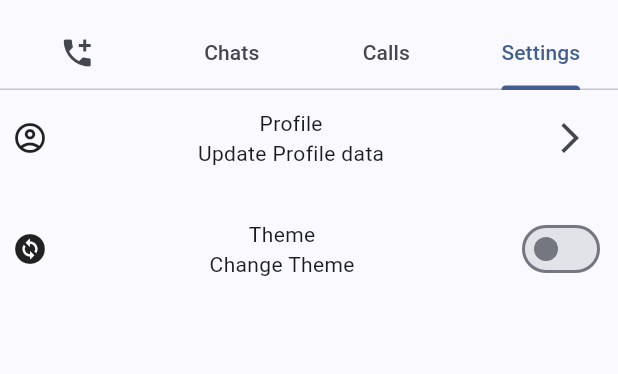
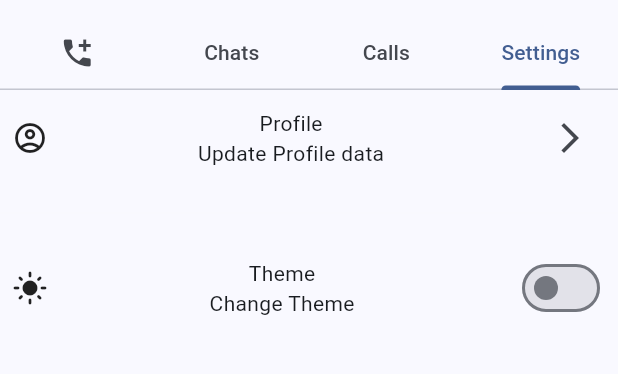
Before and after one commit to shitalchauhan769/platform-convertor, a Flutter app: the screen it shows after launch, tab 3 chosen, on a phone screen of 412 x 824 dp, the part 66-440 px from its top. Run offline on Flutter 3.47's test engine with Material 3 defaults, Android fonts, the phone set to English and light mode, and no system bars; our stand-ins replace image_picker, shared_preferences.

Commit message:
12-8-2024

```diff
--- a/lib/screen/call/view/call_android_screen.dart
+++ b/lib/screen/call/view/call_android_screen.dart
@@ -52,7 +52,7 @@ class _CallAndroidScreenState extends State<CallAndroidScreen> {
                           String link =
                               "tel:+91${providerW!.ContactList[index].no}";
                           await launchUrl(Uri.parse(link));
-                        }, icon: Icon(Icons.call))
+                        }, icon: const Icon(Icons.call))
 
 
                       ],
--- a/lib/screen/chats/view/chats_ios_screen.dart
+++ b/lib/screen/chats/view/chats_ios_screen.dart
@@ -23,7 +23,9 @@ class _ChatsIosScreenState extends State<ChatsIosScreen> {
       child: ListView.builder(
         itemCount:providerW!.ContactList.length ,
         itemBuilder: (context, index) =>
-            Column(
+            Padding(
+              padding: const EdgeInsets.all(8.0),
+              child: Column(
                 children: [
                   Padding(
                     padding: const EdgeInsets.all(5.0),
@@ -50,6 +52,7 @@ class _ChatsIosScreenState extends State<ChatsIosScreen> {
                     ),
                   ),
                 ],
+              ),
             )
       ),
     ));
--- a/lib/screen/home/view/home_android_screen.dart
+++ b/lib/screen/home/view/home_android_screen.dart
@@ -23,7 +23,7 @@ class _HomeAndroidScreenState extends State<HomeAndroidScreen> {
       length: 4,
       child: Scaffold(
         appBar: AppBar(
-          title: Text("Platform Convertor"),
+          title: const Text("Platform Convertor"),
           actions: [
             Switch(value:providerW.isIos , onChanged: (value) {
               providerR.changeUi();
--- a/lib/screen/home/view/home_ios_screen.dart
+++ b/lib/screen/home/view/home_ios_screen.dart
@@ -21,7 +21,7 @@ class _HomeIosScreenState extends State<HomeIosScreen> {
     providerW=context.watch<HomeProvider>();
     return CupertinoPageScaffold(
       navigationBar: CupertinoNavigationBar(
-        middle: Text("Platform Convertor"),
+        middle: const Text("Platform Convertor",style: TextStyle(fontWeight: FontWeight.bold,fontSize: 20),),
         trailing: CupertinoSwitch(
           value: providerW.isIos,
           onChanged: (value) {
@@ -31,7 +31,7 @@ class _HomeIosScreenState extends State<HomeIosScreen> {
       ),
         child: CupertinoTabScaffold(
           tabBar: CupertinoTabBar(
-            items: [
+            items: const [
               BottomNavigationBarItem(icon: Icon(CupertinoIcons.person),label: "contact"),
               BottomNavigationBarItem(icon: Icon(CupertinoIcons.chat_bubble),label: "chats"),
               BottomNavigationBarItem(icon: Icon(CupertinoIcons.phone),label: "call"),
--- a/lib/screen/settings/view/setting_android_screen.dart
+++ b/lib/screen/settings/view/setting_android_screen.dart
@@ -1,5 +1,4 @@
 import 'dart:io';
-
 
 import 'package:flutter/material.dart';
 import 'package:image_picker/image_picker.dart';
@@ -16,12 +15,13 @@ class SettingAndroidScreen extends StatefulWidget {
 }
 
 class _SettingAndroidScreenState extends State<SettingAndroidScreen> {
-  HomeProvider? providerR ;
-  HomeProvider? providerW ;
-  TextEditingController txtname=TextEditingController();
-  TextEditingController txtdio=TextEditingController();
-  GlobalKey<FormState>formkey=GlobalKey<FormState>();
+  HomeProvider? providerR;
 
+  HomeProvider? providerW;
+
+  TextEditingController txtname = TextEditingController();
+  TextEditingController txtdio = TextEditingController();
+  GlobalKey<FormState> formkey = GlobalKey<FormState>();
 
   @override
   Widget build(BuildContext context) {
@@ -37,20 +37,26 @@ class _SettingAndroidScreenState extends State<SettingAndroidScreen> {
                 padding: const EdgeInsets.all(8.0),
                 child: Row(
                   children: [
-                    Icon(Icons.account_circle_outlined),
-                    Spacer(),
+                    const Icon(Icons.account_circle_outlined),
+                    const Spacer(),
                     const Column(
                       children: [
                         Text("Profile"),
                         Text("Update Profile data"),
                       ],
                     ),
-                    Spacer(),
+                    const Spacer(),
                     IconButton(
                       onPressed: () {
                         providerR!.changeProfile();
                       },
-                        icon: Icon(Icons.arrow_forward_ios_outlined)),
+                      icon: providerW!.isProfile
+                          ? const Icon(
+                              Icons.keyboard_arrow_down_sharp,
+                              size: 40,
+                            )
+                          : const Icon(Icons.arrow_forward_ios_outlined),
+                    ),
                   ],
                 ),
               ),
@@ -63,13 +69,14 @@ class _SettingAndroidScreenState extends State<SettingAndroidScreen> {
                       mainAxisAlignment: MainAxisAlignment.center,
                       children: [
                         CircleAvatar(
-                          backgroundImage: FileImage(File("${providerW!.selectedImage}")),
+                          backgroundImage:
+                              FileImage(File("${providerW!.selectedImage}")),
                           radius: 80,
-                          child:IconButton(
+                          child: IconButton(
                               onPressed: () async {
                                 ImagePicker picker = ImagePicker();
-                                XFile?  image =
-                                await picker.pickImage(source: ImageSource.gallery);
+                                XFile? image = await picker.pickImage(
+                                    source: ImageSource.gallery);
 
                                 providerR!.changeImage(image!.path);
                               },
@@ -87,10 +94,7 @@ class _SettingAndroidScreenState extends State<SettingAndroidScreen> {
                           decoration: const InputDecoration(
                               hintText: "name",
                               label: Text("Enter name"),
-                            border: OutlineInputBorder()
-                          ),
-
-
+                              border: OutlineInputBorder()),
                         ),
                         const SizedBox(
                           height: 20,
@@ -98,35 +102,31 @@ class _SettingAndroidScreenState extends State<SettingAndroidScreen> {
                         TextFormField(
                           controller: txtdio,
                           decoration: const InputDecoration(
-                            hintText: "biodata",
+                              hintText: "bayoData",
                               label: Text("Enter bio"),
-                            border: OutlineInputBorder()
-                          ),
+                              border: OutlineInputBorder()),
                         ),
                         Row(
                           mainAxisAlignment: MainAxisAlignment.center,
                           children: [
                             TextButton(
                               onPressed: () {
-                                if(formkey.currentState!.validate()) {
-
-                                  SettingModel s1= SettingModel(
-                                       name:txtname.text,
+                                if (formkey.currentState!.validate()) {
+                                  SettingModel s1 = SettingModel(
+                                    name: txtname.text,
                                     bio: txtdio.text,
                                   );
                                   providerR!.addSetting(s1);
-
                                 }
                               },
-                              child: Text("Save"),
+                              child: const Text("Save"),
                             ),
                             const SizedBox(
                               width: 40,
                             ),
                             TextButton(
-                              onPressed: () {
-                              },
-                              child: Text("Cansel"),
+                              onPressed: () {},
+                              child: const Text("Cansel"),
                             ),
                           ],
                         )
@@ -138,23 +138,29 @@ class _SettingAndroidScreenState extends State<SettingAndroidScreen> {
               const SizedBox(
                 height: 10,
               ),
+              Divider(color: Colors.grey.shade100,thickness: 0.1,),
+              const SizedBox(
+                height: 10,
+              ),
               Padding(
                 padding: const EdgeInsets.all(8.0),
                 child: Row(
                   children: [
-                    Icon(Icons.change_circle),
-                    Spacer(),
+                    const Icon(Icons.light_mode),
+                    const Spacer(),
                     const Column(
                       children: [
                         Text("Theme"),
                         Text("Change Theme"),
                       ],
                     ),
-                    Spacer(),
-                   Switch(value:providerW!.isIosTheme , onChanged: (value) {
+                    const Spacer(),
+                    Switch(
+                      value: providerW!.isIosTheme,
+                      onChanged: (value) {
                         providerR!.checkTheme();
-
-                    },)
+                      },
+                    )
                   ],
                 ),
               ),
--- a/lib/until/sehar_helper.dart
+++ b/lib/until/sehar_helper.dart
@@ -1,7 +1,7 @@
 
 import 'package:shared_preferences/shared_preferences.dart';
 
-class ShardHalper
+class ShardHelper
 {
   Future<void> setTheme(String ThemeName)
   async {
```
Also changed, not shown: lib/screen/chats/view/chats_android_screen.dart (+32 -4 lines), lib/screen/contact/view/contact_android_screen.dart (+8 -8 lines), lib/screen/contact/view/contact_ios_screen.dart (+49 -35 lines), lib/screen/home/provider/home_provider.dart (+26 -22 lines), lib/screen/settings/view/setting_ios_screen.dart (+116 -42 lines). Lines whose indentation alone changed are shown as unchanged.
